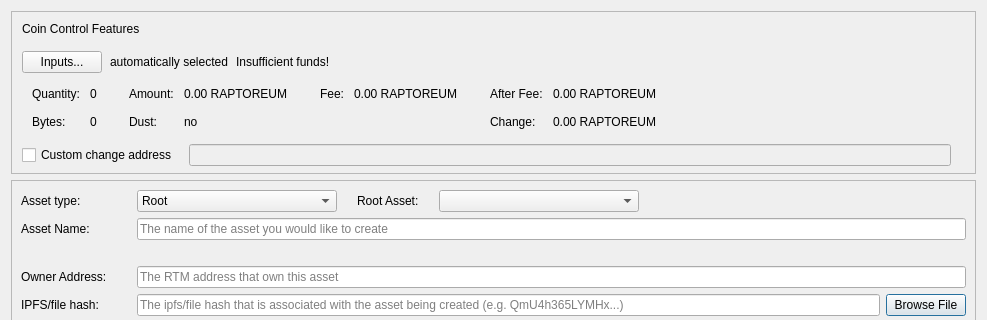
The window that src/qt/forms/createassetsdialog.ui (stabner/HashmonkeyCoin) describes before a commit, drawn with Qt 5; both pictures show x 0 to 987 and y 0 to 320 of the 987 by 712 pixel window.
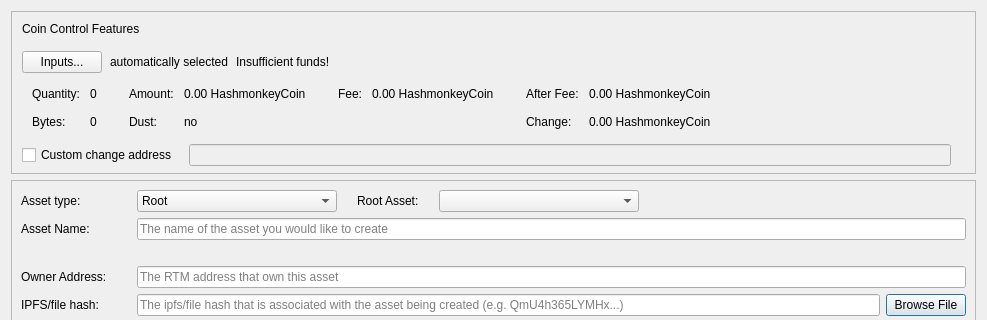
The same window after the commit. Custom widgets are drawn as their Qt base class.

```diff
--- a/src/qt/forms/createassetsdialog.ui
+++ b/src/qt/forms/createassetsdialog.ui
@@ -300,7 +300,7 @@
                   <enum>Qt::ActionsContextMenu</enum>
                  </property>
                  <property name="text">
-                  <string notr="true">0.00 RAPTOREUM</string>
+                  <string notr="true">0.00 HashmonkeyCoin</string>
                  </property>
                  <property name="textInteractionFlags">
                   <set>Qt::LinksAccessibleByMouse|Qt::TextSelectableByKeyboard|Qt::TextSelectableByMouse</set>
@@ -368,7 +368,7 @@
                   <enum>Qt::ActionsContextMenu</enum>
                  </property>
                  <property name="text">
-                  <string notr="true">0.00 RAPTOREUM</string>
+                  <string notr="true">0.00 HashmonkeyCoin</string>
                  </property>
                  <property name="textInteractionFlags">
                   <set>Qt::LinksAccessibleByMouse|Qt::TextSelectableByKeyboard|Qt::TextSelectableByMouse</set>
@@ -413,7 +413,7 @@
                   <enum>Qt::ActionsContextMenu</enum>
                  </property>
                  <property name="text">
-                  <string notr="true">0.00 RAPTOREUM</string>
+                  <string notr="true">0.00 HashmonkeyCoin</string>
                  </property>
                  <property name="textInteractionFlags">
                   <set>Qt::LinksAccessibleByMouse|Qt::TextSelectableByKeyboard|Qt::TextSelectableByMouse</set>
@@ -436,7 +436,7 @@
                   <enum>Qt::ActionsContextMenu</enum>
                  </property>
                  <property name="text">
-                  <string notr="true">0.00 RAPTOREUM</string>
+                  <string notr="true">0.00 HashmonkeyCoin</string>
                  </property>
                  <property name="textInteractionFlags">
                   <set>Qt::LinksAccessibleByMouse|Qt::TextSelectableByKeyboard|Qt::TextSelectableByMouse</set>
```
Left out of the diff: 4 changed lines with no effect on the pictures.
